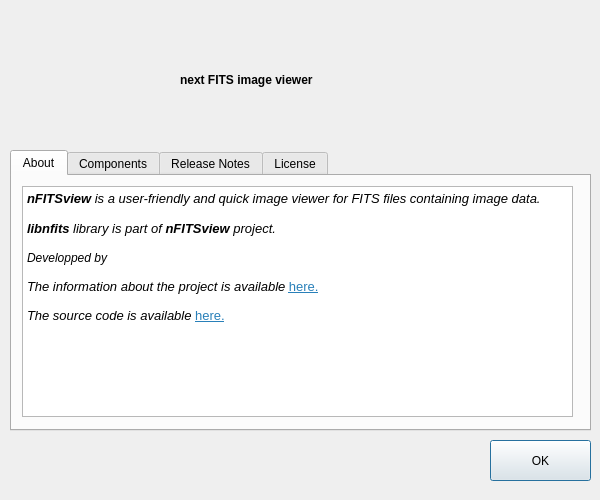
Before: the Qt Designer form aboutdialog.ui in surhh/nfitsview, drawn with Qt 5.
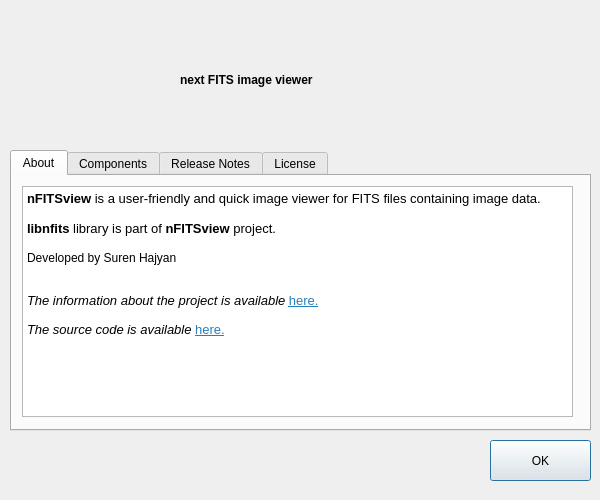
After: the same form once the commit is applied. Icons and pictures are not drawn.

Commit message: Minor text changes. Preparing for release 2.7

Diff of the .ui file:
```diff
--- a/aboutdialog.ui
+++ b/aboutdialog.ui
@@ -134,12 +134,13 @@
 li.unchecked::marker { content: &quot;\2610&quot;; }
 li.checked::marker { content: &quot;\2612&quot;; }
 &lt;/style&gt;&lt;/head&gt;&lt;body style=&quot; font-family:'Sans Serif'; font-size:9pt; font-weight:400; font-style:normal;&quot;&gt;
-&lt;p style=&quot; margin-top:0px; margin-bottom:0px; margin-left:0px; margin-right:0px; -qt-block-indent:0; text-indent:0px;&quot;&gt;&lt;span style=&quot; font-family:'Noto Sans'; font-size:10pt; font-weight:600; font-style:italic;&quot;&gt;nFITSview&lt;/span&gt;&lt;span style=&quot; font-family:'Noto Sans'; font-size:10pt; font-style:italic;&quot;&gt; is a user-friendly and quick image viewer for FITS files containing image data. &lt;/span&gt;&lt;/p&gt;
+&lt;p style=&quot; margin-top:0px; margin-bottom:0px; margin-left:0px; margin-right:0px; -qt-block-indent:0; text-indent:0px;&quot;&gt;&lt;span style=&quot; font-family:'Noto Sans'; font-size:10pt; font-weight:600;&quot;&gt;nFITSview&lt;/span&gt;&lt;span style=&quot; font-family:'Noto Sans'; font-size:10pt;&quot;&gt; is a user-friendly and quick image viewer for FITS files containing image data. &lt;/span&gt;&lt;/p&gt;
+&lt;p style=&quot;-qt-paragraph-type:empty; margin-top:0px; margin-bottom:0px; margin-left:0px; margin-right:0px; -qt-block-indent:0; text-indent:0px; font-family:'Noto Sans'; font-size:10pt;&quot;&gt;&lt;br /&gt;&lt;/p&gt;
+&lt;p style=&quot; margin-top:0px; margin-bottom:0px; margin-left:0px; margin-right:0px; -qt-block-indent:0; text-indent:0px;&quot;&gt;&lt;span style=&quot; font-family:'Noto Sans'; font-size:10pt; font-weight:600;&quot;&gt;libnfits &lt;/span&gt;&lt;span style=&quot; font-family:'Noto Sans'; font-size:10pt;&quot;&gt;library is part of &lt;/span&gt;&lt;span style=&quot; font-family:'Noto Sans'; font-size:10pt; font-weight:600;&quot;&gt;nFITSview&lt;/span&gt;&lt;span style=&quot; font-family:'Noto Sans'; font-size:10pt;&quot;&gt; project.&lt;/span&gt;&lt;/p&gt;
 &lt;p style=&quot;-qt-paragraph-type:empty; margin-top:0px; margin-bottom:0px; margin-left:0px; margin-right:0px; -qt-block-indent:0; text-indent:0px; font-family:'Noto Sans'; font-size:10pt; font-style:italic;&quot;&gt;&lt;br /&gt;&lt;/p&gt;
-&lt;p style=&quot; margin-top:0px; margin-bottom:0px; margin-left:0px; margin-right:0px; -qt-block-indent:0; text-indent:0px;&quot;&gt;&lt;span style=&quot; font-family:'Noto Sans'; font-size:10pt; font-weight:600; font-style:italic;&quot;&gt;libnfits &lt;/span&gt;&lt;span style=&quot; font-family:'Noto Sans'; font-size:10pt; font-style:italic;&quot;&gt;library is part of &lt;/span&gt;&lt;span style=&quot; font-family:'Noto Sans'; font-size:10pt; font-weight:600; font-style:italic;&quot;&gt;nFITSview&lt;/span&gt;&lt;span style=&quot; font-family:'Noto Sans'; font-size:10pt; font-style:italic;&quot;&gt; project.&lt;/span&gt;&lt;/p&gt;
-&lt;p style=&quot;-qt-paragraph-type:empty; margin-top:0px; margin-bottom:0px; margin-left:0px; margin-right:0px; -qt-block-indent:0; text-indent:0px; font-family:'Noto Sans'; font-size:10pt; font-style:italic;&quot;&gt;&lt;br /&gt;&lt;/p&gt;
-&lt;p style=&quot; margin-top:0px; margin-bottom:0px; margin-left:0px; margin-right:0px; -qt-block-indent:0; text-indent:0px;&quot;&gt;&lt;span style=&quot; font-style:italic;&quot;&gt;Developped by&lt;/span&gt;&lt;/p&gt;
+&lt;p style=&quot; margin-top:0px; margin-bottom:0px; margin-left:0px; margin-right:0px; -qt-block-indent:0; text-indent:0px;&quot;&gt;Developed by Suren Hajyan&lt;/p&gt;
 &lt;p style=&quot;-qt-paragraph-type:empty; margin-top:0px; margin-bottom:0px; margin-left:0px; margin-right:0px; -qt-block-indent:0; text-indent:0px; font-style:italic;&quot;&gt;&lt;br /&gt;&lt;/p&gt;
+&lt;p style=&quot;-qt-paragraph-type:empty; margin-top:0px; margin-bottom:0px; margin-left:0px; margin-right:0px; -qt-block-indent:0; text-indent:0px;&quot;&gt;&lt;br /&gt;&lt;/p&gt;
 &lt;p style=&quot; margin-top:0px; margin-bottom:0px; margin-left:0px; margin-right:0px; -qt-block-indent:0; text-indent:0px;&quot;&gt;&lt;span style=&quot; font-family:'Noto Sans'; font-size:10pt; font-style:italic;&quot;&gt;The information about the project is available &lt;/span&gt;&lt;a href=&quot;https://surhh.github.io&quot;&gt;&lt;span style=&quot; font-family:'Noto Sans'; font-size:10pt; text-decoration: underline; color:#2980b9;&quot;&gt;here.&lt;/span&gt;&lt;/a&gt;&lt;/p&gt;
 &lt;p style=&quot;-qt-paragraph-type:empty; margin-top:0px; margin-bottom:0px; margin-left:0px; margin-right:0px; -qt-block-indent:0; text-indent:0px;&quot;&gt;&lt;br /&gt;&lt;/p&gt;
 &lt;p style=&quot; margin-top:0px; margin-bottom:0px; margin-left:0px; margin-right:0px; -qt-block-indent:0; text-indent:0px;&quot;&gt;&lt;span style=&quot; font-family:'Noto Sans'; font-size:10pt; font-style:italic;&quot;&gt;The source code is available &lt;/span&gt;&lt;a href=&quot;https://github.com/surhh/nfitsview&quot;&gt;&lt;span style=&quot; font-family:'Noto Sans'; font-size:10pt; text-decoration: underline; color:#2980b9;&quot;&gt;here.&lt;/span&gt;&lt;/a&gt;&lt;/p&gt;
```
Left out of the diff: 5 changed lines with no effect on the pictures. The commit also changes 1 other file.
